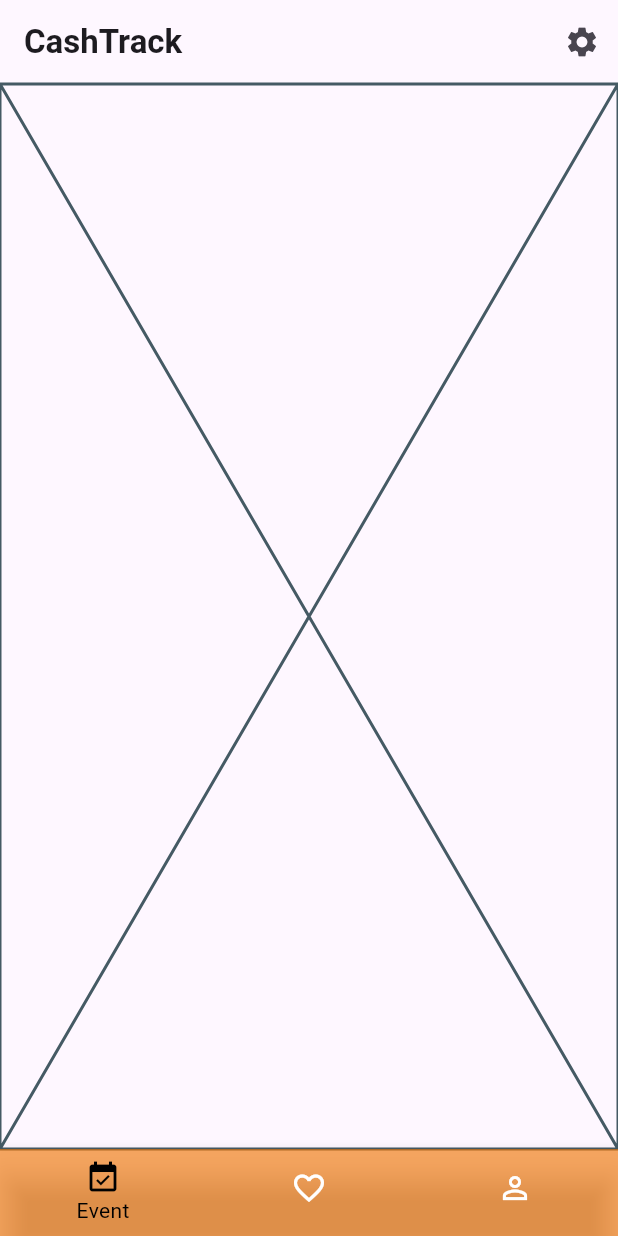
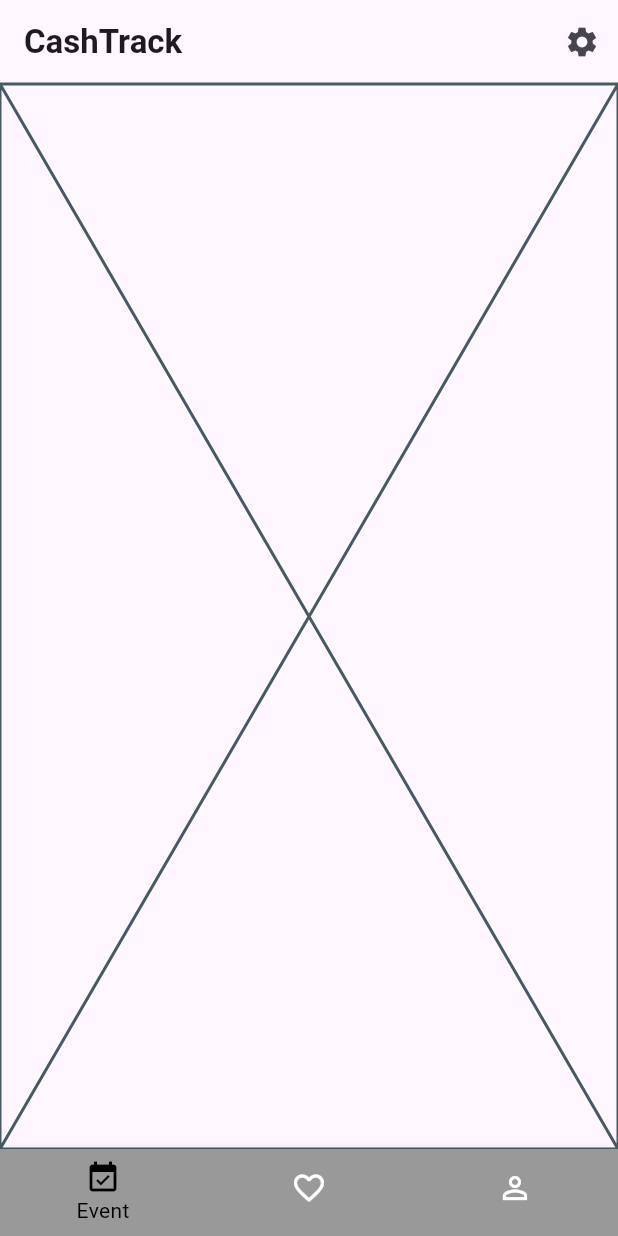
Before and after one commit to storzmichael/cash_track, a Flutter app: the screen it shows after launch, on a phone screen of 412 x 824 dp. Run offline on Flutter 3.47's test engine with Material 3 defaults, Android fonts, the phone set to English and light mode, and no system bars; Roboto replaces fonts that are missing (SFProRounded).

Commit message:
navbar color changed

```diff
--- a/lib/src/config/theme_data.dart
+++ b/lib/src/config/theme_data.dart
@@ -13,7 +13,7 @@ ThemeData lightTheme = ThemeData(
     labelLarge: TextStyle(fontSize: 20, fontWeight: FontWeight.bold), // for buttons
   ),
   bottomNavigationBarTheme: const BottomNavigationBarThemeData(
-    backgroundColor: Color.fromARGB(155, 246, 119, 0),
+    backgroundColor: Color.fromARGB(255, 153, 153, 153),
     selectedItemColor: Colors.black,
     unselectedItemColor: Colors.white,
   ),
```
